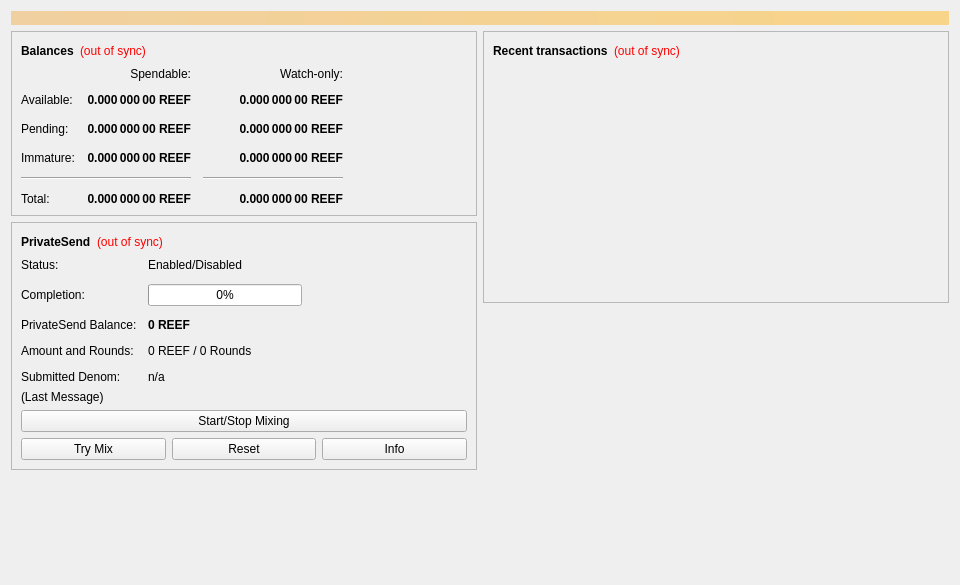
coinmenace/adz, file src/qt/forms/overviewpage.ui: the form before one commit.
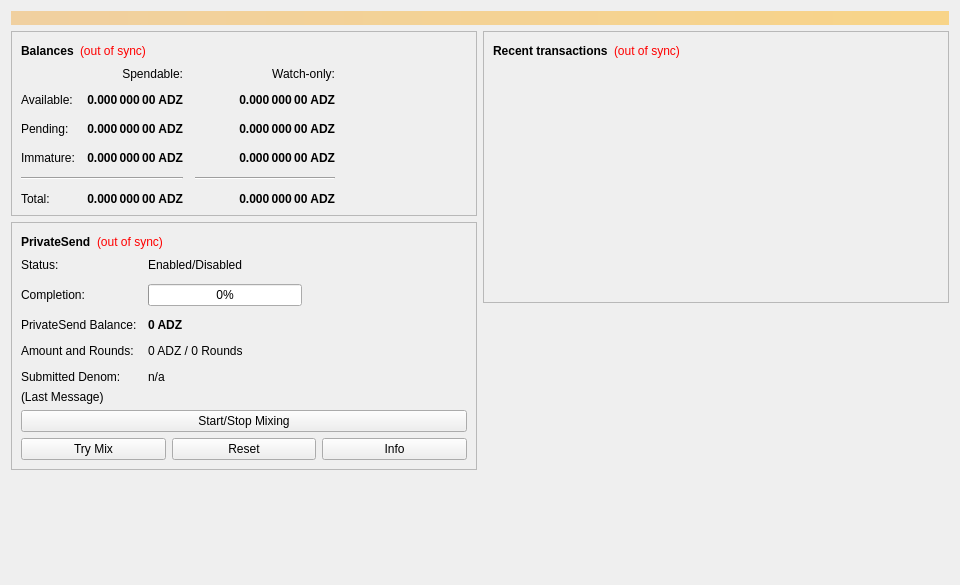
The form after the commit.

Patch:
```diff
--- a/src/qt/forms/overviewpage.ui
+++ b/src/qt/forms/overviewpage.ui
@@ -115,7 +115,7 @@
                <string>Unconfirmed transactions to watch-only addresses</string>
               </property>
               <property name="text">
-               <string notr="true">0.000 000 00 REEF</string>
+               <string notr="true">0.000 000 00 ADZ</string>
               </property>
               <property name="alignment">
                <set>Qt::AlignRight|Qt::AlignTrailing|Qt::AlignVCenter</set>
@@ -140,7 +140,7 @@
                <string>Total of transactions that have yet to be confirmed, and do not yet count toward the spendable balance</string>
               </property>
               <property name="text">
-               <string notr="true">0.000 000 00 REEF</string>
+               <string notr="true">0.000 000 00 ADZ</string>
               </property>
               <property name="alignment">
                <set>Qt::AlignRight|Qt::AlignTrailing|Qt::AlignVCenter</set>
@@ -165,7 +165,7 @@
                <string>Mined balance in watch-only addresses that has not yet matured</string>
               </property>
               <property name="text">
-               <string notr="true">0.000 000 00 REEF</string>
+               <string notr="true">0.000 000 00 ADZ</string>
               </property>
               <property name="alignment">
                <set>Qt::AlignRight|Qt::AlignTrailing|Qt::AlignVCenter</set>
@@ -223,7 +223,7 @@
                <string>Mined balance that has not yet matured</string>
               </property>
               <property name="text">
-               <string notr="true">0.000 000 00 REEF</string>
+               <string notr="true">0.000 000 00 ADZ</string>
               </property>
               <property name="alignment">
                <set>Qt::AlignRight|Qt::AlignTrailing|Qt::AlignVCenter</set>
@@ -268,7 +268,7 @@
                <string>Your current total balance</string>
               </property>
               <property name="text">
-               <string notr="true">0.000 000 00 REEF</string>
+               <string notr="true">0.000 000 00 ADZ</string>
               </property>
               <property name="alignment">
                <set>Qt::AlignRight|Qt::AlignTrailing|Qt::AlignVCenter</set>
@@ -293,7 +293,7 @@
                <string>Current total balance in watch-only addresses</string>
               </property>
               <property name="text">
-               <string notr="true">0.000 000 00 REEF</string>
+               <string notr="true">0.000 000 00 ADZ</string>
               </property>
               <property name="alignment">
                <set>Qt::AlignRight|Qt::AlignTrailing|Qt::AlignVCenter</set>
@@ -335,7 +335,7 @@
                <string>Your current spendable balance</string>
               </property>
               <property name="text">
-               <string notr="true">0.000 000 00 REEF</string>
+               <string notr="true">0.000 000 00 ADZ</string>
               </property>
               <property name="alignment">
                <set>Qt::AlignRight|Qt::AlignTrailing|Qt::AlignVCenter</set>
@@ -360,7 +360,7 @@
                <string>Your current balance in watch-only addresses</string>
               </property>
               <property name="text">
-               <string notr="true">0.000 000 00 REEF</string>
+               <string notr="true">0.000 000 00 ADZ</string>
               </property>
               <property name="alignment">
                <set>Qt::AlignRight|Qt::AlignTrailing|Qt::AlignVCenter</set>
@@ -511,7 +511,7 @@
                </font>
               </property>
               <property name="text">
-               <string notr="true">0 REEF</string>
+               <string notr="true">0 ADZ</string>
               </property>
              </widget>
             </item>
@@ -525,7 +525,7 @@
             <item row="3" column="1">
              <widget class="QLabel" name="labelAmountRounds">
               <property name="text">
-               <string>0 REEF / 0 Rounds</string>
+               <string>0 ADZ / 0 Rounds</string>
               </property>
              </widget>
             </item>
```
Left out of the diff: 4 changed lines with no effect on the pictures.
